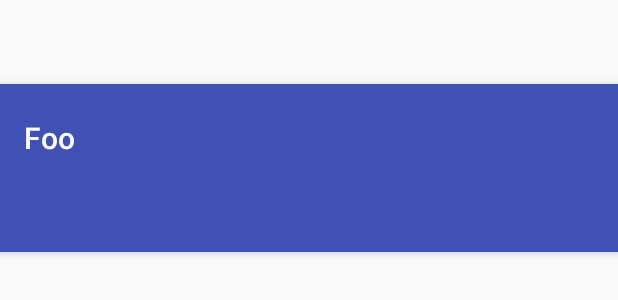
After one commit to usmanrafi/ProTech360, an Android app: the layout activity_meeting_details.xml on its own in the app's theme, with its tools: preview values and no code run, on a phone screen of 412 x 824 dp. The commit adds this screen. Shown: the top 300 px of the screen. Run offline under Robolectric (Android 15) with nearby library versions, the phone set to English and light mode, and no system bars.

Commit message:
Added Meeting Activity

```diff
--- a/app/src/main/java/fyp/protech360/Homepage.java
+++ b/app/src/main/java/fyp/protech360/Homepage.java
@@ -102,7 +102,8 @@ public class Homepage extends AppCompatActivity
                 fragmentManager.beginTransaction().replace(R.id.content_frame,new Alerts()).commit();
                 break;
             case R.id.nav_meetings:
-                fragmentManager.beginTransaction().replace(R.id.content_frame,new Meetings()).commit();
+                startActivity(new Intent(this,MeetingDetails.class));
+//                fragmentManager.beginTransaction().replace(R.id.content_frame,new Meetings()).commit();
                 break;
             case R.id.nav_reminders:
                 fragmentManager.beginTransaction().replace(R.id.content_frame, new Reminders()).commit();
--- /dev/null
+++ b/app/src/main/res/layout/activity_meeting_details.xml
@@ -0,0 +1,45 @@
+<?xml version="1.0" encoding="utf-8"?>
+<android.support.design.widget.CoordinatorLayout xmlns:android="http://schemas.android.com/apk/res/android"
+    xmlns:app="http://schemas.android.com/apk/res-auto"
+    xmlns:tools="http://schemas.android.com/tools"
+    android:id="@+id/main_content"
+    android:layout_width="match_parent"
+    android:layout_height="match_parent"
+    android:fitsSystemWindows="true"
+    tools:context="fyp.protech360.TrackroomDetails">
+
+    <android.support.design.widget.AppBarLayout
+        android:id="@+id/appbar"
+        android:layout_width="match_parent"
+        android:layout_height="wrap_content"
+        android:paddingTop="@dimen/appbar_padding_top"
+        android:theme="@style/AppTheme.AppBarOverlay">
+
+        <android.support.v7.widget.Toolbar
+            android:id="@+id/toolbar"
+            android:layout_width="match_parent"
+            android:layout_height="?attr/actionBarSize"
+            android:layout_weight="1"
+            android:background="?attr/colorPrimary"
+            app:layout_scrollFlags="scroll|enterAlways"
+            app:popupTheme="@style/AppTheme.PopupOverlay"
+            app:title="Foo">
+
+        </android.support.v7.widget.Toolbar>
+
+        <android.support.design.widget.TabLayout
+            android:id="@+id/tab_layout"
+            android:layout_width="match_parent"
+            android:layout_height="wrap_content">
+
+        </android.support.design.widget.TabLayout>
+    </android.support.design.widget.AppBarLayout>
+
+    <android.support.v4.view.ViewPager
+        android:id="@+id/container"
+        android:layout_width="match_parent"
+        android:layout_height="match_parent"
+        app:layout_behavior="@string/appbar_scrolling_view_behavior" />
+
+
+</android.support.design.widget.CoordinatorLayout>
```
Also changed, not shown: app/src/main/AndroidManifest.xml (+9 -2 lines), app/src/main/java/fyp/protech360/MeetingDetails.java (added, +77 -0 lines), app/src/main/java/fyp/protech360/MeetingMaps.java (added, +81 -0 lines), app/src/main/java/fyp/protech360/MeetingParticipants.java (added, +24 -0 lines), app/src/main/res/layout/fragment_meeting_map.xml (added, +16 -0 lines), app/src/main/res/layout/fragment_meeting_participants.xml (added, +15 -0 lines).
